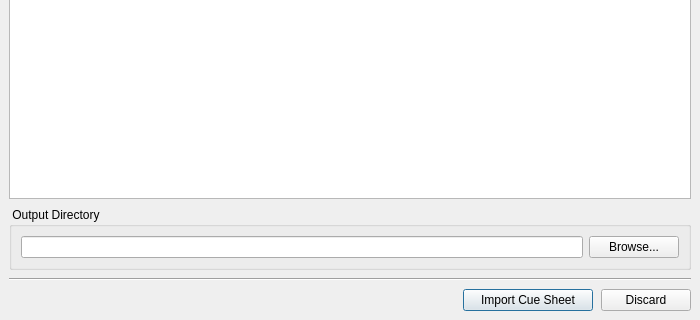
The window that gui/CueSheetImport.ui (lordmulder/LameXP) describes before a commit, drawn with Qt 5; both pictures show x 0 to 700 and y 143 to 463 of the 700 by 463 pixel window.
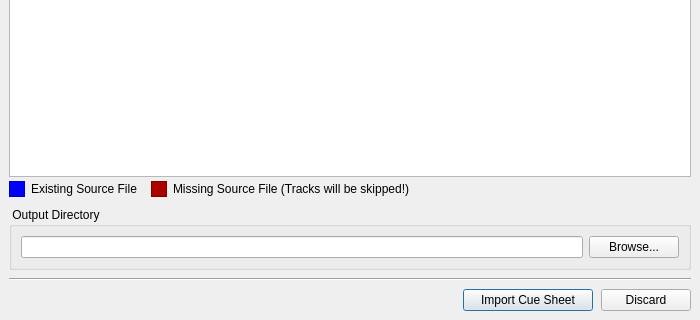
The same window after the commit. Icons and pictures are not drawn.

Commit message: First step for Cue Sheet splitting: Call the FileAnalyzer thread in order to analyze all source files.

Diff of the .ui file:
```diff
--- a/gui/CueSheetImport.ui
+++ b/gui/CueSheetImport.ui
@@ -171,17 +171,281 @@
         <number>9</number>
        </property>
        <item>
-        <widget class="QTreeView" name="treeView">
-         <property name="alternatingRowColors">
-          <bool>true</bool>
+        <layout class="QVBoxLayout" name="verticalLayout_4">
+         <property name="spacing">
+          <number>2</number>
          </property>
-         <property name="selectionMode">
-          <enum>QAbstractItemView::SingleSelection</enum>
-         </property>
-         <property name="selectionBehavior">
-          <enum>QAbstractItemView::SelectRows</enum>
-         </property>
-        </widget>
+         <item>
+          <widget class="QTreeView" name="treeView">
+           <property name="alternatingRowColors">
+            <bool>true</bool>
+           </property>
+           <property name="selectionMode">
+            <enum>QAbstractItemView::SingleSelection</enum>
+           </property>
+           <property name="selectionBehavior">
+            <enum>QAbstractItemView::SelectRows</enum>
+           </property>
+          </widget>
+         </item>
+         <item>
+          <layout class="QHBoxLayout" name="horizontalLayout_6">
+           <item>
+            <widget class="QFrame" name="frame_4">
+             <property name="minimumSize">
+              <size>
+               <width>16</width>
+               <height>16</height>
+              </size>
+             </property>
+             <property name="maximumSize">
+              <size>
+               <width>16</width>
+               <height>16</height>
+              </size>
+             </property>
+             <property name="palette">
+              <palette>
+               <active>
+                <colorrole role="Base">
+                 <brush brushstyle="SolidPattern">
+                  <color alpha="255">
+                   <red>255</red>
+                   <green>255</green>
+                   <blue>255</blue>
+                  </color>
+                 </brush>
+                </colorrole>
+                <colorrole role="Window">
+                 <brush brushstyle="SolidPattern">
+                  <color alpha="255">
+                   <red>0</red>
+                   <green>0</green>
+                   <blue>255</blue>
+                  </color>
+                 </brush>
+                </colorrole>
+               </active>
+               <inactive>
+                <colorrole role="Base">
+                 <brush brushstyle="SolidPattern">
+                  <color alpha="255">
+                   <red>255</red>
+                   <green>255</green>
+                   <blue>255</blue>
+                  </color>
+                 </brush>
+                </colorrole>
+                <colorrole role="Window">
+                 <brush brushstyle="SolidPattern">
+                  <color alpha="255">
+                   <red>0</red>
+                   <green>0</green>
+                   <blue>255</blue>
+                  </color>
+                 </brush>
+                </colorrole>
+               </inactive>
+               <disabled>
+                <colorrole role="Base">
+                 <brush brushstyle="SolidPattern">
+                  <color alpha="255">
+                   <red>0</red>
+                   <green>0</green>
+                   <blue>255</blue>
+                  </color>
+                 </brush>
+                </colorrole>
+                <colorrole role="Window">
+                 <brush brushstyle="SolidPattern">
+                  <color alpha="255">
+                   <red>0</red>
+                   <green>0</green>
+                   <blue>255</blue>
+                  </color>
+                 </brush>
+                </colorrole>
+               </disabled>
+              </palette>
+             </property>
+             <property name="autoFillBackground">
+              <bool>true</bool>
+             </property>
+             <property name="frameShape">
+              <enum>QFrame::StyledPanel</enum>
+             </property>
+             <property name="frameShadow">
+              <enum>QFrame::Plain</enum>
+             </property>
+            </widget>
+           </item>
+           <item>
+            <spacer name="horizontalSpacer_4">
+             <property name="orientation">
+              <enum>Qt::Horizontal</enum>
+             </property>
+             <property name="sizeType">
+              <enum>QSizePolicy::Fixed</enum>
+             </property>
+             <property name="sizeHint" stdset="0">
+              <size>
+               <width>4</width>
+               <height>20</height>
+              </size>
+             </property>
+            </spacer>
+           </item>
+           <item>
+            <widget class="QLabel" name="label_3">
+             <property name="text">
+              <string>Existing Source File</string>
+             </property>
+            </widget>
+           </item>
+           <item>
+            <spacer name="horizontalSpacer_3">
+             <property name="orientation">
+              <enum>Qt::Horizontal</enum>
+             </property>
+             <property name="sizeType">
+              <enum>QSizePolicy::Fixed</enum>
+             </property>
+             <property name="sizeHint" stdset="0">
+              <size>
+               <width>12</width>
+               <height>20</height>
+              </size>
+             </property>
+            </spacer>
+           </item>
+           <item>
+            <widget class="QFrame" name="frame_3">
+             <property name="minimumSize">
+              <size>
+               <width>16</width>
+               <height>16</height>
+              </size>
+             </property>
+             <property name="maximumSize">
+              <size>
+               <width>16</width>
+               <height>16</height>
+              </size>
+             </property>
+             <property name="palette">
+              <palette>
+               <active>
+                <colorrole role="Base">
+                 <brush brushstyle="SolidPattern">
+                  <color alpha="255">
+                   <red>255</red>
+                   <green>255</green>
+                   <blue>255</blue>
+                  </color>
+                 </brush>
+                </colorrole>
+                <colorrole role="Window">
+                 <brush brushstyle="SolidPattern">
+                  <color alpha="255">
+                   <red>170</red>
+                   <green>0</green>
+                   <blue>0</blue>
+                  </color>
+                 </brush>
+                </colorrole>
+               </active>
+               <inactive>
+                <colorrole role="Base">
+                 <brush brushstyle="SolidPattern">
+                  <color alpha="255">
+                   <red>255</red>
+                   <green>255</green>
+                   <blue>255</blue>
+                  </color>
+                 </brush>
+                </colorrole>
+                <colorrole role="Window">
+                 <brush brushstyle="SolidPattern">
+                  <color alpha="255">
+                   <red>170</red>
+                   <green>0</green>
+                   <blue>0</blue>
+                  </color>
+                 </brush>
+                </colorrole>
+               </inactive>
+               <disabled>
+                <colorrole role="Base">
+                 <brush brushstyle="SolidPattern">
+                  <color alpha="255">
+                   <red>170</red>
+                   <green>0</green>
+                   <blue>0</blue>
+                  </color>
+                 </brush>
+                </colorrole>
+                <colorrole role="Window">
+                 <brush brushstyle="SolidPattern">
+                  <color alpha="255">
+                   <red>170</red>
+                   <green>0</green>
+                   <blue>0</blue>
+                  </color>
+                 </brush>
+                </colorrole>
+               </disabled>
+              </palette>
+             </property>
+             <property name="autoFillBackground">
+              <bool>true</bool>
+             </property>
+             <property name="frameShape">
+              <enum>QFrame::StyledPanel</enum>
+             </property>
+             <property name="frameShadow">
+              <enum>QFrame::Plain</enum>
+             </property>
+            </widget>
+           </item>
+           <item>
+            <spacer name="horizontalSpacer_5">
+             <property name="orientation">
+              <enum>Qt::Horizontal</enum>
+             </property>
+             <property name="sizeType">
+              <enum>QSizePolicy::Fixed</enum>
+             </property>
+             <property name="sizeHint" stdset="0">
+              <size>
+               <width>4</width>
+               <height>20</height>
+              </size>
+             </property>
+            </spacer>
+           </item>
+           <item>
+            <widget class="QLabel" name="label_2">
+             <property name="text">
+              <string>Missing Source File (Tracks will be skipped!)</string>
+             </property>
+            </widget>
+           </item>
+           <item>
+            <spacer name="horizontalSpacer_2">
+             <property name="orientation">
+              <enum>Qt::Horizontal</enum>
+             </property>
+             <property name="sizeHint" stdset="0">
+              <size>
+               <width>40</width>
+               <height>20</height>
+              </size>
+             </property>
+            </spacer>
+           </item>
+          </layout>
+         </item>
+        </layout>
        </item>
        <item>
         <widget class="QGroupBox" name="groupBoxArtwork">
```
Left out of the diff: 3 changed lines with no effect on the pictures. The commit also changes 7 other files.
